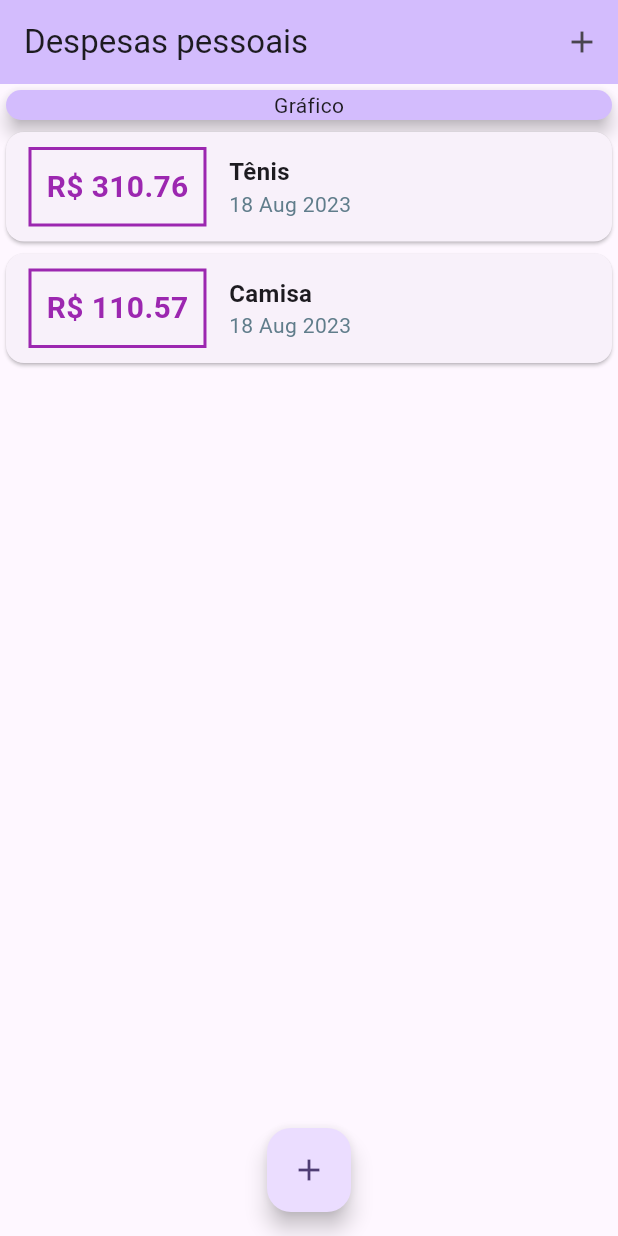
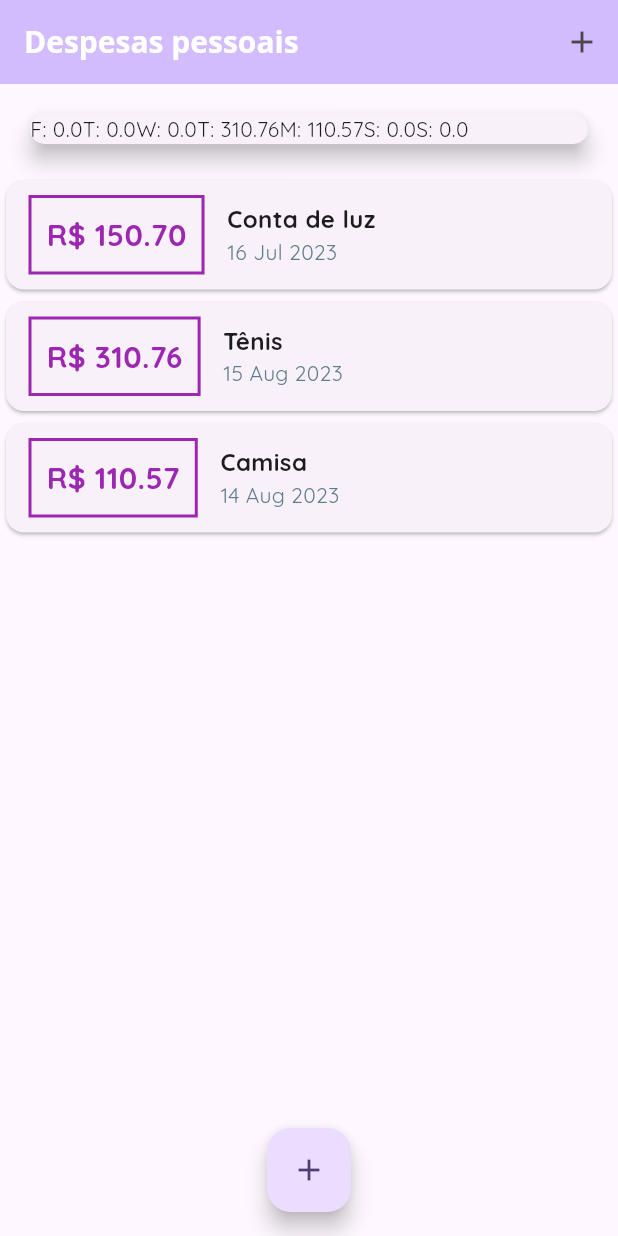
Before and after one commit to WagaoCarvalhoDev/personal_expenses, a Flutter app: the screen it shows after launch, on a phone screen of 412 x 824 dp. Run offline on Flutter 3.47's test engine with Material 2 defaults, Android fonts, the phone set to English and light mode, and no system bars.

Commit message:
create: chart

```diff
--- /dev/null
+++ b/lib/components/chart.dart
@@ -0,0 +1,49 @@
+import 'package:flutter/material.dart';
+import 'package:intl/intl.dart';
+import 'package:personal_expenses/models/transaction.dart';
+
+class Chart extends StatelessWidget {
+  const Chart({super.key, required this.recentTransaction});
+
+  final List<Transaction> recentTransaction;
+
+  List<Map<String, dynamic>> get groupedTransactions {
+    return List.generate(7, (index) {
+      final weekDay = DateTime.now().subtract(Duration(days: index));
+
+      double totalSum = 0.0;
+
+      for (var i = 0; i < recentTransaction.length; i++) {
+        bool sameDay = recentTransaction[i].date.day == weekDay.day;
+        bool sameMonth = recentTransaction[i].date.month == weekDay.month;
+        bool sameYear = recentTransaction[i].date.year == weekDay.year;
+
+        if (sameDay && sameMonth && sameYear) {
+          totalSum += recentTransaction[i].value;
+        }
+      }
+
+      print(DateFormat.E().format(weekDay)[0]);
+      print(totalSum);
+
+      return {
+        'day': DateFormat.E().format(weekDay)[0],
+        'value': totalSum,
+      };
+    });
+  }
+
+  @override
+  Widget build(BuildContext context) {
+    groupedTransactions;
+    return Card(
+      elevation: 6,
+      margin: EdgeInsets.all(20),
+      child: Row(
+        children: groupedTransactions.map((tr) {
+          return Text('${tr['day']}: ${tr['value']}');
+        }).toList(),
+      ),
+    );
+  }
+}
--- a/lib/components/transaction_user.dart
+++ /dev/null
@@ -1,42 +0,0 @@
-import 'dart:math';
-
-import 'package:flutter/material.dart';
-import 'package:personal_expenses/components/transaction_form.dart';
-import 'package:personal_expenses/components/transactions_list.dart';
-import 'package:personal_expenses/data/transactions_data.dart';
-import 'package:personal_expenses/models/transaction.dart';
-
-class TransactionUser extends StatefulWidget {
-  const TransactionUser({super.key});
-
-  @override
-  State<TransactionUser> createState() => _TransactionUserState();
-}
-
-class _TransactionUserState extends State<TransactionUser> {
-  final titleController = TextEditingController();
-  final valueProductController = TextEditingController();
-  final List<Transaction> transactions = TransactionsData.transactions;
-
-  _addTransaction(String title, double value) {
-    final newTransaction = Transaction(
-      id: Random().nextDouble().toString(),
-      title: title,
-      value: value,
-      date: DateTime.now(),
-    );
-    setState(() {
-      transactions.add(newTransaction);
-    });
-  }
-
-  @override
-  Widget build(BuildContext context) {
-    return Column(
-      children: [
-        TransactionForm(onSubmit: _addTransaction),
-        TransactionsList(transactions: transactions),
-      ],
-    );
-  }
-}
--- a/lib/components/transactions_list.dart
+++ b/lib/components/transactions_list.dart
@@ -9,9 +9,24 @@ class TransactionsList extends StatelessWidget {
 
   @override
   Widget build(BuildContext context) {
-    return Container(
+    return SizedBox(
       height: 300,
-      child: ListView.builder(
+      child: transactions.isEmpty
+          ? Column(
+              children: [
+                Padding(
+                  padding: const EdgeInsets.symmetric(vertical: 40),
+                  child: Text(
+                    'Nenhuma transação cadastrada',
+                    style: Theme.of(context).textTheme.titleLarge,
+                  ),
+                ),
+                Expanded(
+                  child: Image.asset('assets/images/waiting.png'),
+                ),
+              ],
+            )
+          : ListView.builder(
               itemCount: transactions.length,
               itemBuilder: (context, index) {
                 final t = transactions[index];
--- a/lib/data/transactions_data.dart
+++ b/lib/data/transactions_data.dart
@@ -1,18 +1,24 @@
 import 'package:personal_expenses/models/transaction.dart';
 
 class TransactionsData {
-  static final transactions = [
+  static final transactions = <Transaction>[
+    Transaction(
+      id: 't0',
+      title: 'Conta de luz',
+      value: 150.70,
+      date: DateTime.now().subtract(const Duration(days: 33)),
+    ),
     Transaction(
       id: 't1',
       title: 'Tênis',
       value: 310.76,
-      date: DateTime.now(),
+      date: DateTime.now().subtract(const Duration(days: 3)),
     ),
     Transaction(
       id: 't2',
       title: 'Camisa',
       value: 110.57,
-      date: DateTime.now(),
+      date: DateTime.now().subtract(const Duration(days: 4)),
     ),
   ];
 }
--- a/lib/home_page.dart
+++ b/lib/home_page.dart
@@ -1,6 +1,7 @@
 import 'dart:math';
 
 import 'package:flutter/material.dart';
+import 'package:personal_expenses/components/chart.dart';
 import 'package:personal_expenses/components/transaction_form.dart';
 import 'package:personal_expenses/components/transactions_list.dart';
 import 'package:personal_expenses/data/transactions_data.dart';
@@ -14,6 +15,15 @@ class HomePage extends StatefulWidget {
 }
 
 class _MyHomePageState extends State<HomePage> {
+  List<Transaction> get _recentTransaction {
+    final List<Transaction> transactions = TransactionsData.transactions;
+    return transactions.where((tr) {
+      return tr.date.isAfter(DateTime.now().subtract(
+        const Duration(days: 7),
+      ));
+    }).toList();
+  }
+
   _addTransaction(String title, double value) {
     final List<Transaction> transactions = TransactionsData.transactions;
     final newTransaction = Transaction(
@@ -25,6 +35,7 @@ class _MyHomePageState extends State<HomePage> {
     setState(() {
       transactions.add(newTransaction);
     });
+    Navigator.of(context).pop();
   }
 
   _openTransactionFormModal(BuildContext context) {
@@ -54,13 +65,7 @@ class _MyHomePageState extends State<HomePage> {
       body: SingleChildScrollView(
         child: Column(
           children: <Widget>[
-            SizedBox(
-              child: Card(
-                color: Theme.of(context).colorScheme.inversePrimary,
-                elevation: 5,
-                child: const Center(child: Text('Gráfico')),
-              ),
-            ),
+            Chart(recentTransaction: _recentTransaction),
             TransactionsList(transactions: TransactionsData.transactions),
           ],
         ),
--- a/lib/main.dart
+++ b/lib/main.dart
@@ -15,6 +15,14 @@ class MyApp extends StatelessWidget {
       theme: ThemeData(
         colorScheme: ColorScheme.fromSeed(seedColor: Colors.deepPurple),
         useMaterial3: true,
+        fontFamily: 'Quicksand',
+        appBarTheme: const AppBarTheme(
+          titleTextStyle: TextStyle(
+            fontFamily: 'OpenSans',
+            fontWeight: FontWeight.bold,
+            fontSize: 20,
+          ),
+        ),
       ),
       home: const HomePage(),
     );
```
Also changed, not shown: pubspec.yaml (+14 -8 lines). Lines whose indentation alone changed are shown as unchanged.
